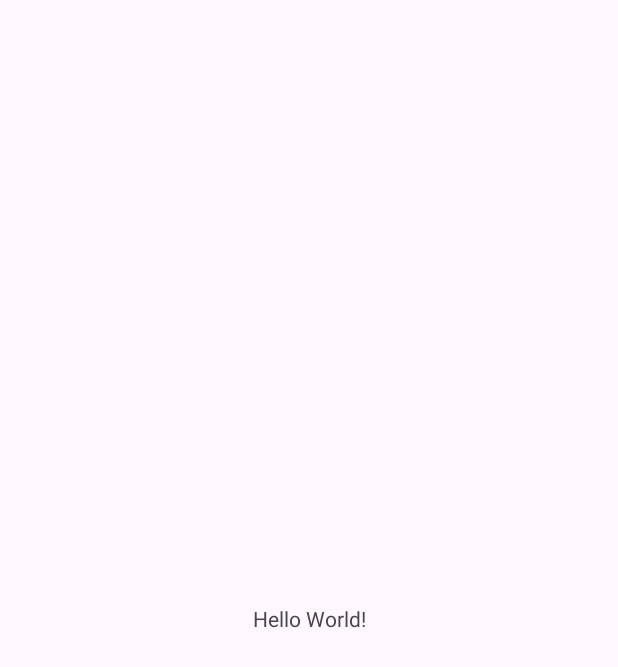
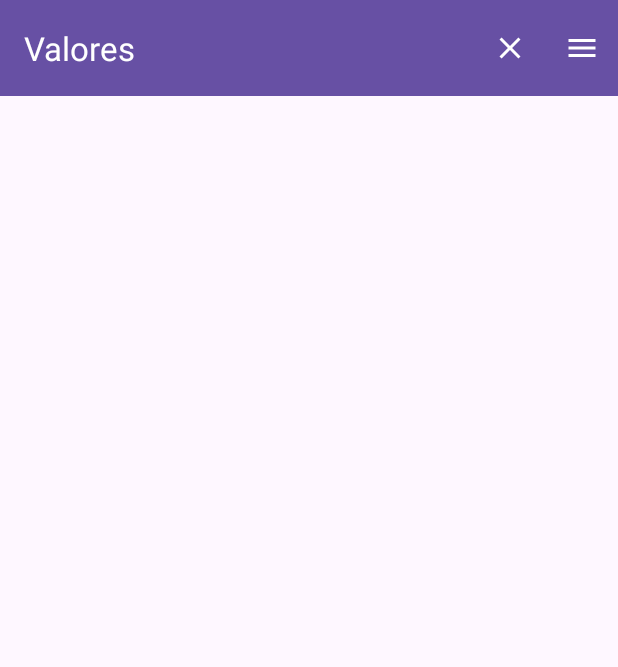
Before and after one commit to Rulios/proyecto-hpa4, an Android app: the screen it shows after launch (MainActivity), on a phone screen of 412 x 824 dp. Before the commit the part shown is almost empty. Shown: the top 667 px of the screen. Run offline under Robolectric (Android 15) with nearby library versions, the phone set to English and light mode, and no system bars.

Commit message:
ToolBar y Layouts
Layouts de paginas de información
En main activity esta el PageViewer, al cual hay que meterle el layout de información
El layout de menuToolBar es para añadir iconos a la toolaBar y poder meterle botones

```diff
--- a/app/build.gradle.kts
+++ b/app/build.gradle.kts
@@ -4,7 +4,7 @@ plugins {
 
 android {
     namespace = "com.example.proyecto1_hpa"
-    compileSdk = 33
+    compileSdk = 34
 
     defaultConfig {
         applicationId = "com.example.proyecto1_hpa"
--- a/app/src/main/java/com/example/proyecto1_hpa/MainActivity.java
+++ b/app/src/main/java/com/example/proyecto1_hpa/MainActivity.java
@@ -4,11 +4,29 @@ import androidx.appcompat.app.AppCompatActivity;
 
 import android.os.Bundle;
 
+import android.view.Menu;
+import android.view.MenuInflater;
+import androidx.appcompat.widget.Toolbar;
+
+
 public class MainActivity extends AppCompatActivity {
+
+    private Toolbar TB;
 
     @Override
     protected void onCreate(Bundle savedInstanceState) {
         super.onCreate(savedInstanceState);
         setContentView(R.layout.activity_main);
+
+        TB=findViewById(R.id.TB);
+        setSupportActionBar(TB);
+
+    }
+
+    @Override
+    public boolean onCreateOptionsMenu(Menu menu) {
+        MenuInflater inflater=getMenuInflater();
+        inflater.inflate(R.menu.menutoolbar, menu);
+        return true;
     }
 }
--- /dev/null
+++ b/app/src/main/res/drawable/close.xml
@@ -0,0 +1,5 @@
+<vector android:height="24dp" android:tint="#FFFFFF"
+    android:viewportHeight="24" android:viewportWidth="24"
+    android:width="24dp" xmlns:android="http://schemas.android.com/apk/res/android">
+    <path android:fillColor="@android:color/white" android:pathData="M19,6.41L17.59,5 12,10.59 6.41,5 5,6.41 10.59,12 5,17.59 6.41,19 12,13.41 17.59,19 19,17.59 13.41,12z"/>
+</vector>
--- /dev/null
+++ b/app/src/main/res/drawable/menu.xml
@@ -0,0 +1,5 @@
+<vector android:height="24dp" android:tint="#FFFFFF"
+    android:viewportHeight="24" android:viewportWidth="24"
+    android:width="24dp" xmlns:android="http://schemas.android.com/apk/res/android">
+    <path android:fillColor="@android:color/white" android:pathData="M3,18h18v-2L3,16v2zM3,13h18v-2L3,11v2zM3,6v2h18L21,6L3,6z"/>
+</vector>
--- a/app/src/main/res/layout/activity_main.xml
+++ b/app/src/main/res/layout/activity_main.xml
@@ -6,13 +6,32 @@
     android:layout_height="match_parent"
     tools:context=".MainActivity">
 
-    <TextView
-        android:layout_width="wrap_content"
+    <androidx.appcompat.widget.Toolbar
+        android:id="@+id/TB"
+        android:layout_width="0dp"
         android:layout_height="wrap_content"
-        android:text="Hello World!"
+        android:layout_marginBottom="1dp"
+        android:background="?attr/colorPrimary"
+        android:minHeight="?attr/actionBarSize"
+        android:theme="?attr/actionBarTheme"
+        app:layout_constraintBottom_toTopOf="@+id/viewPager2"
+        app:layout_constraintEnd_toEndOf="parent"
+        app:layout_constraintStart_toStartOf="parent"
+        app:layout_constraintTop_toTopOf="parent"
+        app:title="Valores"
+        app:titleTextColor="#FFFFFF" />
+
+    <androidx.viewpager2.widget.ViewPager2
+        android:id="@+id/viewPager2"
+        android:layout_width="0dp"
+        android:layout_height="0dp"
+        android:layout_marginStart="1dp"
+        android:layout_marginEnd="1dp"
+        android:layout_marginBottom="1dp"
         app:layout_constraintBottom_toBottomOf="parent"
         app:layout_constraintEnd_toEndOf="parent"
         app:layout_constraintStart_toStartOf="parent"
-        app:layout_constraintTop_toTopOf="parent" />
+        app:layout_constraintTop_toBottomOf="@+id/TB" />
+
 
 </androidx.constraintlayout.widget.ConstraintLayout>
--- /dev/null
+++ b/app/src/main/res/menu/menutoolbar.xml
@@ -0,0 +1,18 @@
+<?xml version="1.0" encoding="utf-8"?>
+<menu xmlns:android="http://schemas.android.com/apk/res/android"
+    xmlns:app="http://schemas.android.com/apk/res-auto">
+    <item
+        android:title="close"
+        android:icon="@drawable/close"
+        android:id="@+id/close"
+        app:showAsAction="ifRoom"
+        />
+
+    <item
+        android:title="menu"
+        android:icon="@drawable/menu"
+        android:id="@+id/menu"
+        app:showAsAction="ifRoom"
+        />
+
+</menu>
```
Also changed, not shown: app/src/main/res/layout/informacion.xml (added, +34 -0 lines).
